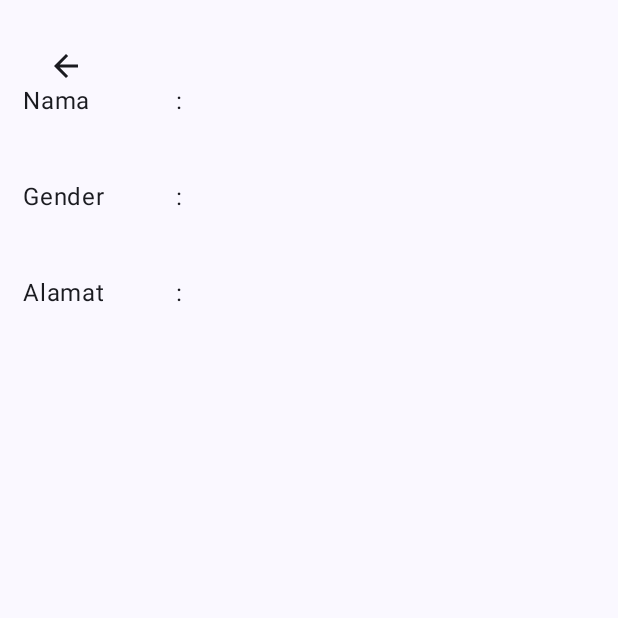
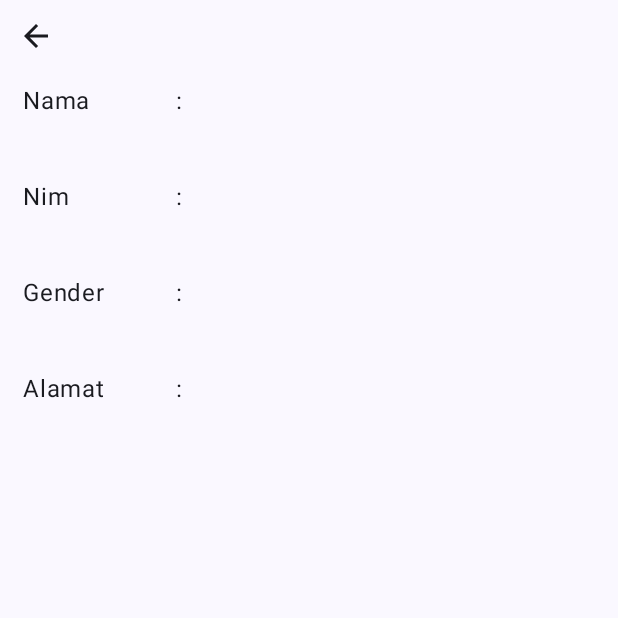
Before and after one commit to alviennn/QuestNavigasiMVVM_078, an Android app built with Jetpack Compose: the screen it shows after launch (MainActivity), after a tap on "Simpan", on a phone screen of 412 x 824 dp, the top half of it. Run offline under Robolectric (Android 15) with nearby library versions, the phone set to English and light mode, and no system bars.

Commit message:
menambahkan kolom nim, memperbaiki tampilan, dan memperbaiki error

```diff
--- a/app/src/main/java/com/example/navigation/model/DataMahasiswa.kt
+++ b/app/src/main/java/com/example/navigation/model/DataMahasiswa.kt
@@ -2,6 +2,7 @@ package com.example.navigation.model
 
 data class DataMahasiswa(
     var nama :String = "",
+    var nim :String = "",
     var gender :String = "",
     var alamat :String = "",
 )
--- a/app/src/main/java/com/example/navigation/ui/view/DetailMahasiswaView.kt
+++ b/app/src/main/java/com/example/navigation/ui/view/DetailMahasiswaView.kt
@@ -26,13 +26,12 @@ fun DetailMahasiswaView(
 ){
     val listDataMahasiswa = listOf(
         Pair("Nama", uiStateMahasiswa.nama),
+        Pair("Nim", uiStateMahasiswa.nim),
         Pair("Gender", uiStateMahasiswa.gender),
         Pair("Alamat", uiStateMahasiswa.alamat),
     )
     IconButton(
         onClick = { navHostController.popBackStack() },
-        modifier = Modifier
-            .padding(20.dp)
     ) {
         Icon(imageVector = Icons.Default.ArrowBack, contentDescription = "Back")
     }
@@ -57,9 +56,7 @@ fun CardSection(Judul:String, IsiJudul:String){
         ){
             Text(text = Judul, modifier = Modifier.weight(0.8f))
             Text(text = ":", modifier = Modifier.weight(0.2f))
-            Text(
-                text = IsiJudul,
-                modifier = Modifier.weight(2f)
+            Text(text = IsiJudul, modifier = Modifier.weight(2f)
             )
         }
 
--- a/app/src/main/java/com/example/navigation/ui/view/FormMahasiswaView.kt
+++ b/app/src/main/java/com/example/navigation/ui/view/FormMahasiswaView.kt
@@ -33,21 +33,30 @@ fun FormMahasiswaView(
     onSubmitClicked: (MutableList<String>) -> Unit
 ){
     var nama by rememberSaveable { mutableStateOf(" ") }
-    var email by remember { mutableStateOf(" ") }
+    var nim by rememberSaveable { mutableStateOf(" ") }
     var alamat by remember { mutableStateOf(" ") }
-    var noHP by rememberSaveable { mutableStateOf(" ")  }
     var selectedGender by rememberSaveable { mutableStateOf(" ") }
 
-    val dataMahasiswa: MutableList<String> = mutableListOf(nama, selectedGender, alamat)
+    val dataMahasiswa: MutableList<String> = mutableListOf(nama, nim, selectedGender, alamat)
 
     Column (Modifier.fillMaxSize().padding(16.dp),
         horizontalAlignment = Alignment.CenterHorizontally
     ){
-        Spacer(modifier = Modifier.padding(20.dp))
+
+        Text(text="Biodata")
+        Spacer(modifier = Modifier.padding(5.dp))
         OutlinedTextField(value = nama,
             onValueChange = {nama = it},
             placeholder = { Text("Masukkan Nama")
             }, label = {Text("Nama")},
+            modifier = Modifier.fillMaxWidth().padding(5.dp))
+
+        Spacer(modifier = Modifier.padding(5.dp))
+        OutlinedTextField(value = nim,
+            onValueChange = {nim = it},
+            placeholder = { Text("Masukkan Nim")
+            }, label = {Text("Nim")},
+            keyboardOptions = KeyboardOptions(keyboardType = KeyboardType.Number),
             modifier = Modifier.fillMaxWidth().padding(5.dp))
 
         Row (){
@@ -62,24 +71,10 @@ fun FormMahasiswaView(
             }
         }
 
-        OutlinedTextField(value = email,
-            onValueChange = {email = it},
-            placeholder = { Text("Masukkan Email")
-            }, label = {Text("Email")},
-            keyboardOptions = KeyboardOptions(keyboardType = KeyboardType.Email),
-            modifier = Modifier.fillMaxWidth().padding(5.dp))
-
         OutlinedTextField(value = alamat,
             onValueChange = {alamat = it},
             placeholder = { Text("Masukkan Alamat")
             }, label = {Text("Alamat")},
-            modifier = Modifier.fillMaxWidth().padding(5.dp))
-
-        OutlinedTextField(value = noHP,
-            onValueChange = {noHP = it},
-            placeholder = { Text("Masukkan No Telepon")
-            }, label = {Text("No Telepon")},
-            keyboardOptions = KeyboardOptions(keyboardType = KeyboardType.Number),
             modifier = Modifier.fillMaxWidth().padding(5.dp))
 
         Button(onClick = {onSubmitClicked(dataMahasiswa)})
--- a/app/src/main/java/com/example/navigation/ui/viewmodel/MahasiswaViewModel.kt
+++ b/app/src/main/java/com/example/navigation/ui/viewmodel/MahasiswaViewModel.kt
@@ -15,8 +15,9 @@ class MahasiswaViewModel : ViewModel() {
     fun saveDataMahasiswa(listDM:List<String>){
         _uiState.update { dataMhs ->
             dataMhs.copy(nama = listDM[0],
-                gender = listDM[1],
-                alamat = listDM[2]
+                nim = listDM[1],
+                gender = listDM[2],
+                alamat = listDM[3]
             )
         }
     }
```
